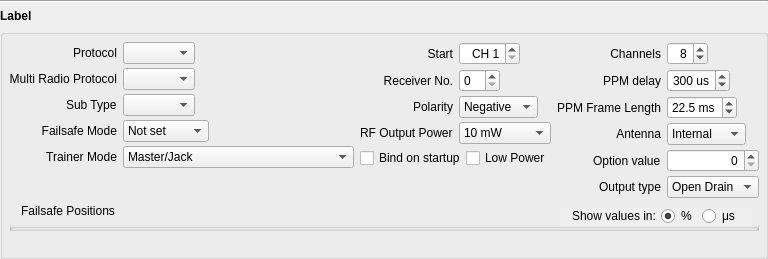
This is companion/src/modeledit/setup_module.ui in opentx/opentx as Qt 5 draws it before an edit. The edited form follows.
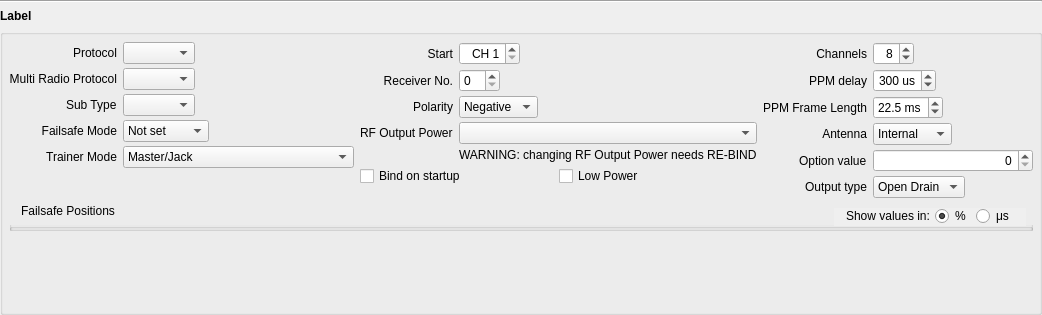
This is the edited form.

```diff
--- a/companion/src/modeledit/setup_module.ui
+++ b/companion/src/modeledit/setup_module.ui
@@ -6,8 +6,8 @@
    <rect>
     <x>0</x>
     <y>0</y>
-    <width>708</width>
-    <height>259</height>
+    <width>1042</width>
+    <height>315</height>
    </rect>
   </property>
   <property name="windowTitle">
@@ -237,30 +237,9 @@
          </widget>
         </item>
         <item row="3" column="1">
-         <widget class="QComboBox" name="r9mPower">
-          <item>
-           <property name="text">
-            <string>10 mW</string>
-           </property>
-          </item>
-          <item>
-           <property name="text">
-            <string>100 mW</string>
-           </property>
-          </item>
-          <item>
-           <property name="text">
-            <string>500 mW</string>
-           </property>
-          </item>
-          <item>
-           <property name="text">
-            <string>1000 mW</string>
-           </property>
-          </item>
-         </widget>
+         <widget class="QComboBox" name="r9mPower"/>
         </item>
-        <item row="4" column="0" colspan="2">
+        <item row="5" column="0" colspan="2">
          <layout class="QHBoxLayout" name="horizontalLayout_2">
           <item>
            <widget class="QCheckBox" name="autoBind">
@@ -278,6 +257,428 @@
           </item>
          </layout>
         </item>
+        <item row="4" column="1">
+         <widget class="QLabel" name="warning_r9mPower">
+          <property name="palette">
+           <palette>
+            <active>
+             <colorrole role="WindowText">
+              <brush brushstyle="SolidPattern">
+               <color alpha="255">
+                <red>0</red>
+                <green>0</green>
+                <blue>0</blue>
+               </color>
+              </brush>
+             </colorrole>
+             <colorrole role="Button">
+              <brush brushstyle="SolidPattern">
+               <color alpha="255">
+                <red>255</red>
+                <green>0</green>
+                <blue>0</blue>
+               </color>
+              </brush>
+             </colorrole>
+             <colorrole role="Light">
+              <brush brushstyle="SolidPattern">
+               <color alpha="255">
+                <red>255</red>
+                <green>127</green>
+                <blue>127</blue>
+               </color>
+              </brush>
+             </colorrole>
+             <colorrole role="Midlight">
+              <brush brushstyle="SolidPattern">
+               <color alpha="255">
+                <red>255</red>
+                <green>63</green>
+                <blue>63</blue>
+               </color>
+              </brush>
+             </colorrole>
+             <colorrole role="Dark">
+              <brush brushstyle="SolidPattern">
+               <color alpha="255">
+                <red>127</red>
+                <green>0</green>
+                <blue>0</blue>
+               </color>
+              </brush>
+             </colorrole>
+             <colorrole role="Mid">
+              <brush brushstyle="SolidPattern">
+               <color alpha="255">
+                <red>170</red>
+                <green>0</green>
+                <blue>0</blue>
+               </color>
+              </brush>
+             </colorrole>
+             <colorrole role="Text">
+              <brush brushstyle="SolidPattern">
+               <color alpha="255">
+                <red>0</red>
+                <green>0</green>
+                <blue>0</blue>
+               </color>
+              </brush>
+             </colorrole>
+             <colorrole role="BrightText">
+              <brush brushstyle="SolidPattern">
+               <color alpha="255">
+                <red>255</red>
+                <green>255</green>
+                <blue>255</blue>
+               </color>
+              </brush>
+             </colorrole>
+             <colorrole role="ButtonText">
+              <brush brushstyle="SolidPattern">
+               <color alpha="255">
+                <red>0</red>
+                <green>0</green>
+                <blue>0</blue>
+               </color>
+              </brush>
+             </colorrole>
+             <colorrole role="Base">
+              <brush brushstyle="SolidPattern">
+               <color alpha="255">
+                <red>255</red>
+                <green>255</green>
+                <blue>255</blue>
+               </color>
+              </brush>
+             </colorrole>
+             <colorrole role="Window">
+              <brush brushstyle="SolidPattern">
+               <color alpha="255">
+                <red>255</red>
+                <green>0</green>
+                <blue>0</blue>
+               </color>
+              </brush>
+             </colorrole>
+             <colorrole role="Shadow">
+              <brush brushstyle="SolidPattern">
+               <color alpha="255">
+                <red>0</red>
+                <green>0</green>
+                <blue>0</blue>
+               </color>
+              </brush>
+             </colorrole>
+             <colorrole role="AlternateBase">
+              <brush brushstyle="SolidPattern">
+               <color alpha="255">
+                <red>255</red>
+                <green>127</green>
+                <blue>127</blue>
+               </color>
+              </brush>
+             </colorrole>
+             <colorrole role="ToolTipBase">
+              <brush brushstyle="SolidPattern">
+               <color alpha="255">
+                <red>255</red>
+                <green>255</green>
+                <blue>220</blue>
+               </color>
+              </brush>
+             </colorrole>
+             <colorrole role="ToolTipText">
+              <brush brushstyle="SolidPattern">
+               <color alpha="255">
+                <red>0</red>
+                <green>0</green>
+                <blue>0</blue>
+               </color>
+              </brush>
+             </colorrole>
+            </active>
+            <inactive>
+             <colorrole role="WindowText">
+              <brush brushstyle="SolidPattern">
+               <color alpha="255">
+                <red>0</red>
+                <green>0</green>
+                <blue>0</blue>
+               </color>
+              </brush>
+             </colorrole>
+             <colorrole role="Button">
+              <brush brushstyle="SolidPattern">
+               <color alpha="255">
+                <red>255</red>
+                <green>0</green>
+                <blue>0</blue>
+               </color>
+              </brush>
+             </colorrole>
+             <colorrole role="Light">
+              <brush brushstyle="SolidPattern">
+               <color alpha="255">
+                <red>255</red>
+                <green>127</green>
+                <blue>127</blue>
+               </color>
+              </brush>
+             </colorrole>
+             <colorrole role="Midlight">
+              <brush brushstyle="SolidPattern">
+               <color alpha="255">
+                <red>255</red>
+                <green>63</green>
+                <blue>63</blue>
+               </color>
+              </brush>
+             </colorrole>
+             <colorrole role="Dark">
+              <brush brushstyle="SolidPattern">
+               <color alpha="255">
+                <red>127</red>
+                <green>0</green>
+                <blue>0</blue>
+               </color>
+              </brush>
+             </colorrole>
+             <colorrole role="Mid">
+              <brush brushstyle="SolidPattern">
+               <color alpha="255">
+                <red>170</red>
+                <green>0</green>
+                <blue>0</blue>
+               </color>
+              </brush>
+             </colorrole>
+             <colorrole role="Text">
+              <brush brushstyle="SolidPattern">
+               <color alpha="255">
+                <red>0</red>
+                <green>0</green>
+                <blue>0</blue>
+               </color>
+              </brush>
+             </colorrole>
+             <colorrole role="BrightText">
+              <brush brushstyle="SolidPattern">
+               <color alpha="255">
+                <red>255</red>
+                <green>255</green>
+                <blue>255</blue>
+               </color>
+              </brush>
+             </colorrole>
+             <colorrole role="ButtonText">
+              <brush brushstyle="SolidPattern">
+               <color alpha="255">
+                <red>0</red>
+                <green>0</green>
+                <blue>0</blue>
+               </color>
+              </brush>
+             </colorrole>
+             <colorrole role="Base">
+              <brush brushstyle="SolidPattern">
+               <color alpha="255">
+                <red>255</red>
+                <green>255</green>
+                <blue>255</blue>
+               </color>
+              </brush>
+             </colorrole>
+             <colorrole role="Window">
+              <brush brushstyle="SolidPattern">
+               <color alpha="255">
+                <red>255</red>
+                <green>0</green>
+                <blue>0</blue>
+               </color>
+              </brush>
+             </colorrole>
+             <colorrole role="Shadow">
+              <brush brushstyle="SolidPattern">
+               <color alpha="255">
+                <red>0</red>
+                <green>0</green>
+                <blue>0</blue>
+               </color>
+              </brush>
+             </colorrole>
+             <colorrole role="AlternateBase">
+              <brush brushstyle="SolidPattern">
+               <color alpha="255">
+                <red>255</red>
+                <green>127</green>
+                <blue>127</blue>
+               </color>
+              </brush>
+             </colorrole>
+             <colorrole role="ToolTipBase">
+              <brush brushstyle="SolidPattern">
+               <color alpha="255">
+                <red>255</red>
+                <green>255</green>
+                <blue>220</blue>
+               </color>
+              </brush>
+             </colorrole>
+             <colorrole role="ToolTipText">
+              <brush brushstyle="SolidPattern">
+               <color alpha="255">
+                <red>0</red>
+                <green>0</green>
+                <blue>0</blue>
+               </color>
+              </brush>
+             </colorrole>
+            </inactive>
+            <disabled>
+             <colorrole role="WindowText">
+              <brush brushstyle="SolidPattern">
+               <color alpha="255">
+                <red>127</red>
+                <green>0</green>
+                <blue>0</blue>
+               </color>
+              </brush>
+             </colorrole>
+             <colorrole role="Button">
+              <brush brushstyle="SolidPattern">
+               <color alpha="255">
+                <red>255</red>
+                <green>0</green>
+                <blue>0</blue>
+               </color>
+              </brush>
+             </colorrole>
+             <colorrole role="Light">
+              <brush brushstyle="SolidPattern">
+               <color alpha="255">
+                <red>255</red>
+                <green>127</green>
+                <blue>127</blue>
+               </color>
+              </brush>
+             </colorrole>
+             <colorrole role="Midlight">
+              <brush brushstyle="SolidPattern">
+               <color alpha="255">
+                <red>255</red>
+                <green>63</green>
+                <blue>63</blue>
+               </color>
+              </brush>
+             </colorrole>
+             <colorrole role="Dark">
+              <brush brushstyle="SolidPattern">
+               <color alpha="255">
+                <red>127</red>
+                <green>0</green>
+                <blue>0</blue>
+               </color>
+              </brush>
+             </colorrole>
+             <colorrole role="Mid">
+              <brush brushstyle="SolidPattern">
+               <color alpha="255">
+                <red>170</red>
+                <green>0</green>
+                <blue>0</blue>
+               </color>
+              </brush>
+             </colorrole>
+             <colorrole role="Text">
+              <brush brushstyle="SolidPattern">
+               <color alpha="255">
+                <red>127</red>
+                <green>0</green>
+                <blue>0</blue>
+               </color>
+              </brush>
+             </colorrole>
+             <colorrole role="BrightText">
+              <brush brushstyle="SolidPattern">
+               <color alpha="255">
+                <red>255</red>
+                <green>255</green>
+                <blue>255</blue>
+               </color>
+              </brush>
+             </colorrole>
+             <colorrole role="ButtonText">
+              <brush brushstyle="SolidPattern">
+               <color alpha="255">
+                <red>127</red>
+                <green>0</green>
+                <blue>0</blue>
+               </color>
+              </brush>
+             </colorrole>
+             <colorrole role="Base">
+              <brush brushstyle="SolidPattern">
+               <color alpha="255">
+                <red>255</red>
+                <green>0</green>
+                <blue>0</blue>
+               </color>
+              </brush>
+             </colorrole>
+             <colorrole role="Window">
+              <brush brushstyle="SolidPattern">
+               <color alpha="255">
+                <red>255</red>
+                <green>0</green>
+                <blue>0</blue>
+               </color>
+              </brush>
+             </colorrole>
+             <colorrole role="Shadow">
+              <brush brushstyle="SolidPattern">
+               <color alpha="255">
+                <red>0</red>
+                <green>0</green>
+                <blue>0</blue>
+               </color>
+              </brush>
+             </colorrole>
+             <colorrole role="AlternateBase">
+              <brush brushstyle="SolidPattern">
+               <color alpha="255">
+                <red>255</red>
+                <green>0</green>
+                <blue>0</blue>
+               </color>
+              </brush>
+             </colorrole>
+             <colorrole role="ToolTipBase">
+              <brush brushstyle="SolidPattern">
+               <color alpha="255">
+                <red>255</red>
+                <green>255</green>
+                <blue>220</blue>
+               </color>
+              </brush>
+             </colorrole>
+             <colorrole role="ToolTipText">
+              <brush brushstyle="SolidPattern">
+               <color alpha="255">
+                <red>0</red>
+                <green>0</green>
+                <blue>0</blue>
+               </color>
+              </brush>
+             </colorrole>
+            </disabled>
+           </palette>
+          </property>
+          <property name="text">
+           <string>WARNING: changing RF Output Power needs RE-BIND</string>
+          </property>
+         </widget>
+        </item>
        </layout>
       </item>
       <item row="0" column="2">
@@ -707,6 +1108,19 @@
         </item>
        </layout>
       </item>
+      <item row="2" column="0" colspan="3">
+       <spacer name="verticalSpacer">
+        <property name="orientation">
+         <enum>Qt::Vertical</enum>
+        </property>
+        <property name="sizeHint" stdset="0">
+         <size>
+          <width>20</width>
+          <height>0</height>
+         </size>
+        </property>
+       </spacer>
+      </item>
       <item row="1" column="0" colspan="3">
        <widget class="QGroupBox" name="failsafesGroupBox">
         <property name="styleSheet">
@@ -796,32 +1210,6 @@
         </layout>
        </widget>
       </item>
-      <item row="2" column="0" colspan="3">
-       <spacer name="verticalSpacer">
-        <property name="orientation">
-         <enum>Qt::Vertical</enum>
-        </property>
-        <property name="sizeHint" stdset="0">
-         <size>
-          <width>20</width>
-          <height>0</height>
-         </size>
-        </property>
-       </spacer>
-      </item>
-      <item row="0" column="3" rowspan="3">
-       <spacer name="horizontalSpacer_2">
-        <property name="orientation">
-         <enum>Qt::Horizontal</enum>
-        </property>
-        <property name="sizeHint" stdset="0">
-         <size>
-          <width>40</width>
-          <height>20</height>
-         </size>
-        </property>
-       </spacer>
-      </item>
      </layout>
     </widget>
    </item>
```
